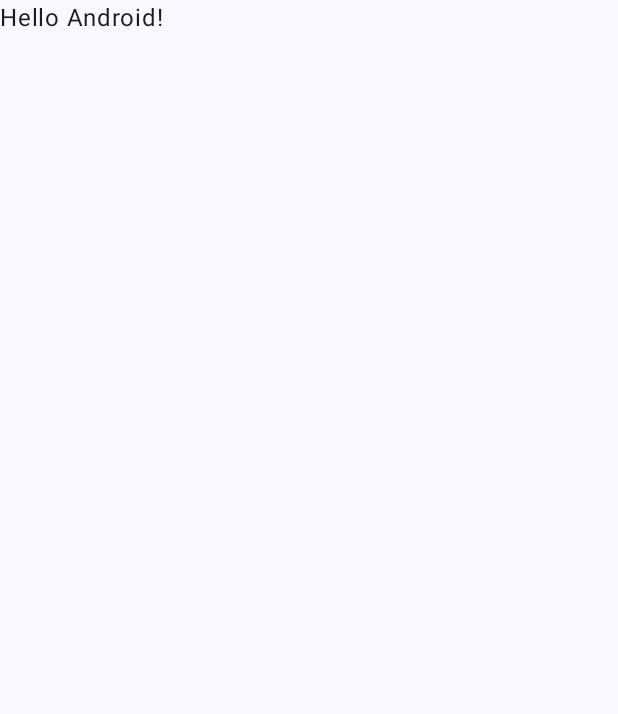
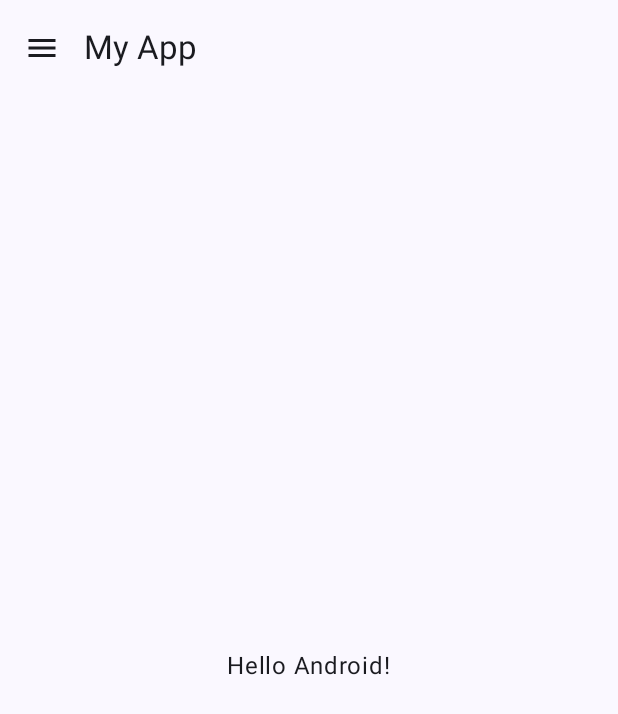
Before and after one commit to scamgi/tempo, an Android app built with Jetpack Compose: the screen it shows after launch (MainActivity), on a phone screen of 412 x 824 dp. Before the commit the part shown is almost empty. Shown: the top 714 px of the screen. Run offline under Robolectric (Android 15) with nearby library versions, the phone set to English and light mode, and no system bars.

Commit message:
feat: add menu

```diff
--- a/frontend/tempo-kotlin/app/src/main/java/com/example/tempokotlin/MainActivity.kt
+++ b/frontend/tempo-kotlin/app/src/main/java/com/example/tempokotlin/MainActivity.kt
@@ -4,26 +4,75 @@ import android.os.Bundle
 import androidx.activity.ComponentActivity
 import androidx.activity.compose.setContent
 import androidx.activity.enableEdgeToEdge
+import androidx.compose.foundation.layout.Box
 import androidx.compose.foundation.layout.fillMaxSize
 import androidx.compose.foundation.layout.padding
+import androidx.compose.material.icons.Icons
+import androidx.compose.material.icons.filled.Menu
+import androidx.compose.material3.DrawerValue
+import androidx.compose.material3.ExperimentalMaterial3Api
+import androidx.compose.material3.Icon
+import androidx.compose.material3.IconButton
+import androidx.compose.material3.ModalDrawerSheet
+import androidx.compose.material3.ModalNavigationDrawer
+import androidx.compose.material3.NavigationDrawerItem
 import androidx.compose.material3.Scaffold
 import androidx.compose.material3.Text
+import androidx.compose.material3.TopAppBar
+import androidx.compose.material3.rememberDrawerState
 import androidx.compose.runtime.Composable
+import androidx.compose.runtime.rememberCoroutineScope
+import androidx.compose.ui.Alignment
 import androidx.compose.ui.Modifier
 import androidx.compose.ui.tooling.preview.Preview
 import com.example.tempokotlin.ui.theme.TempokotlinTheme
+import kotlinx.coroutines.launch
 
 class MainActivity : ComponentActivity() {
+    @OptIn(ExperimentalMaterial3Api::class)
     override fun onCreate(savedInstanceState: Bundle?) {
         super.onCreate(savedInstanceState)
         enableEdgeToEdge()
         setContent {
+            val drawerState = rememberDrawerState(initialValue = DrawerValue.Closed)
+            val scope = rememberCoroutineScope()
             TempokotlinTheme {
-                Scaffold(modifier = Modifier.fillMaxSize()) { innerPadding ->
-                    Greeting(
-                        name = "Android",
-                        modifier = Modifier.padding(innerPadding)
-                    )
+                ModalNavigationDrawer(
+                    drawerState = drawerState,
+                    drawerContent = {
+                        ModalDrawerSheet {
+                            Text("Menu")
+                            NavigationDrawerItem(
+                                label = { Text("Home") },
+                                selected = false,
+                                onClick = { /*TODO*/ })
+                            NavigationDrawerItem(
+                                label = { Text("Settings") },
+                                selected = false,
+                                onClick = { /*TODO*/ })
+                        }
+                    }
+                ) {
+                    Scaffold(
+                        modifier = Modifier.fillMaxSize(),
+                        topBar = {
+                            TopAppBar(
+                                title = { Text("My App") },
+                                navigationIcon = {
+                                    IconButton(onClick = { scope.launch { drawerState.open() } }) {
+                                        Icon(Icons.Filled.Menu, contentDescription = "Menu")
+                                    }
+                                })
+                        }) { innerPadding ->
+                        Box(
+                            modifier = Modifier
+                                .padding(innerPadding)
+                                .fillMaxSize(),
+                            contentAlignment = Alignment.Center
+                        ) {
+                            Greeting(name = "Android")
+                        }
+                    }
                 }
             }
         }
```
